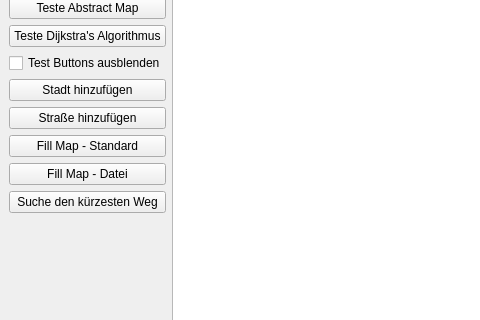
Above: V09/Streetplanner/mainwindow.ui from yzaimoglu/rwth-pi1 before the change; both pictures show x 0 to 480 and y 163 to 483 of the 800 by 600 pixel window. Below: the same form after it.
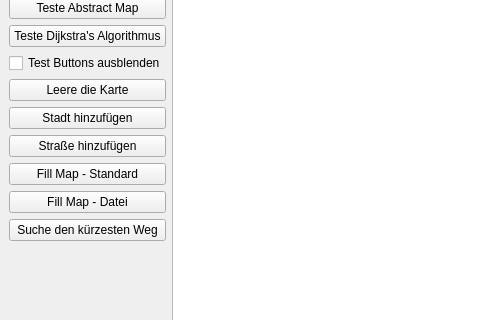
That is the form after the change.

Commit message: Added city and street types

```diff
--- a/V09/Streetplanner/mainwindow.ui
+++ b/V09/Streetplanner/mainwindow.ui
@@ -18,7 +18,7 @@
     <property name="verticalSpacing">
      <number>-1</number>
     </property>
-    <item row="14" column="0">
+    <item row="15" column="0">
      <spacer name="verticalSpacer">
       <property name="orientation">
        <enum>Qt::Vertical</enum>
@@ -31,30 +31,37 @@
       </property>
      </spacer>
     </item>
-    <item row="12" column="0">
+    <item row="13" column="0">
      <widget class="QPushButton" name="pushButton_dijkstra_dialog">
       <property name="text">
        <string>Suche den kürzesten Weg</string>
       </property>
      </widget>
     </item>
-    <item row="11" column="0">
+    <item row="12" column="0">
      <widget class="QPushButton" name="pushButton_mapio_map_fill_file">
       <property name="text">
        <string>Fill Map - Datei</string>
       </property>
      </widget>
     </item>
-    <item row="0" column="2" rowspan="15">
+    <item row="0" column="2" rowspan="16">
      <widget class="QGraphicsView" name="graphicsView"/>
     </item>
-    <item row="8" column="0">
+    <item row="9" column="0">
      <widget class="QPushButton" name="pushButton_add_city_dialog">
       <property name="text">
        <string>Stadt hinzufügen</string>
       </property>
      </widget>
     </item>
+    <item row="10" column="0">
+     <widget class="QPushButton" name="pushButton_add_street_dialog">
+      <property name="text">
+       <string>Straße hinzufügen</string>
+      </property>
+     </widget>
+    </item>
     <item row="6" column="0">
      <widget class="QPushButton" name="pushButton_teste_dijkstra_algorithm">
       <property name="text">
@@ -79,7 +86,7 @@
       </property>
      </widget>
     </item>
-    <item row="10" column="0">
+    <item row="11" column="0">
      <widget class="QPushButton" name="pushButton_mapio_map_fill">
       <property name="text">
        <string>Fill Map - Standard</string>
@@ -127,10 +134,10 @@
       </property>
      </widget>
     </item>
-    <item row="9" column="0">
-     <widget class="QPushButton" name="pushButton_add_street_dialog">
+    <item row="8" column="0">
+     <widget class="QPushButton" name="pushButton_empty_scene">
       <property name="text">
-       <string>Straße hinzufügen</string>
+       <string>Leere die Karte</string>
       </property>
      </widget>
     </item>
```
The commit also changes 68 other files.
